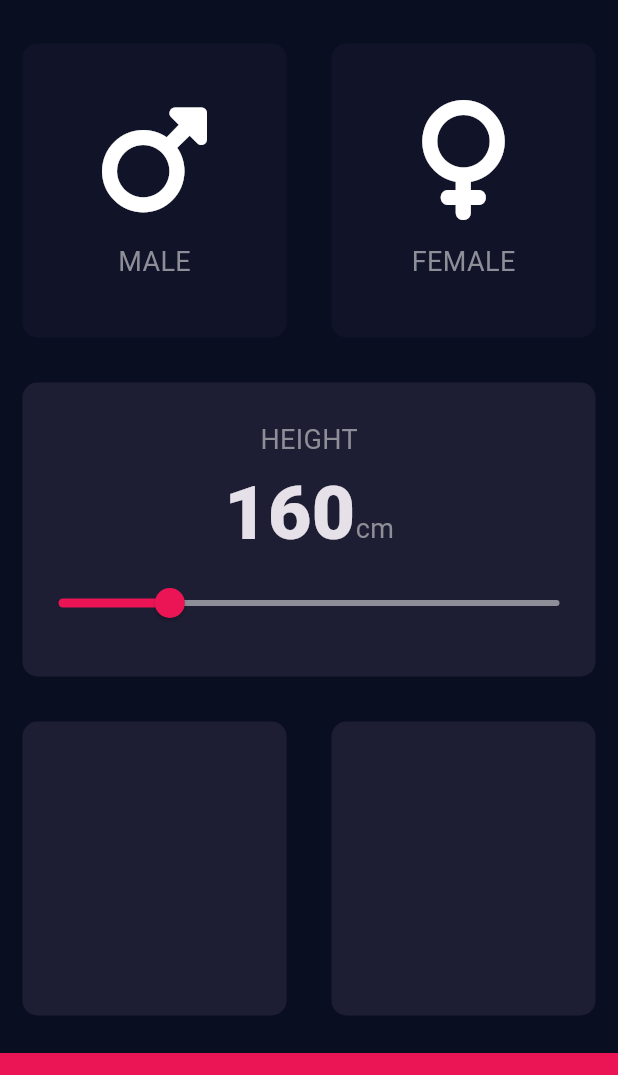
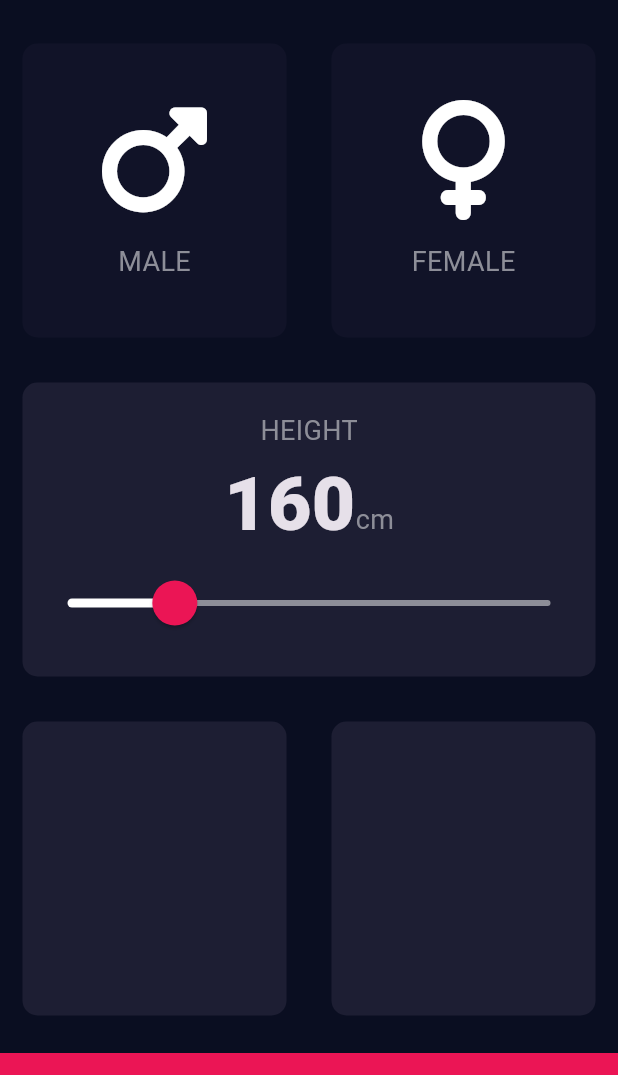
Before and after one commit to iradtaufique/bmi_calculator-, a Flutter app: the screen it shows after launch, on a phone screen of 412 x 824 dp, the part 63-1138 px from its top. Run offline on Flutter 3.47's test engine with Material 3 defaults, Android fonts, the phone set to English and light mode, and no system bars; our stand-ins replace font_awesome_flutter.

Commit message:
customize slidertheme to match the design

```diff
--- a/lib/input_page.dart
+++ b/lib/input_page.dart
@@ -98,17 +98,28 @@ class _InputPageState extends State<InputPage> {
                             )
                           ],
                         ),
-                        Slider(
+                        SliderTheme(
+                          data: SliderTheme.of(context).copyWith(
+                            inactiveTrackColor: Color(0xFF8D8E98),
+                            activeTrackColor: Colors.white,
+                            thumbColor: Color(0xFFEB1555),
+                            overlayColor: Color(0x29EB1555),
+                            thumbShape:
+                                RoundSliderThumbShape(enabledThumbRadius: 15.0),
+                            overlayShape:
+                                RoundSliderOverlayShape(overlayRadius: 30.0),
+                          ),
+                          child: Slider(
                               value: height.toDouble(),
                               min: 120.0,
                               max: 300.0,
-                            activeColor: Color(0xFFEB1555),
                               inactiveColor: Color(0xFF8D8E98),
                               onChanged: (double newHeight) {
                                 setState(() {
                                   height = newHeight.round();
                                 });
-                            })
+                              }),
+                        )
                       ],
                     ),
                   ),
```
Lines whose indentation alone changed are shown as unchanged.
